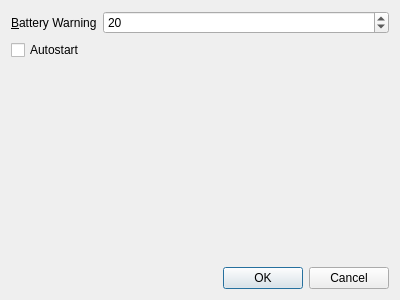
packituz16/Batery-Live, file Dialog_Settings.ui: the form before one commit.
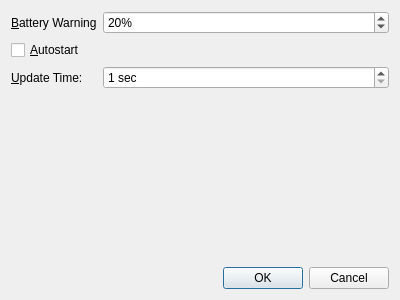
The form after the commit.

Commit message: Added options to Settings.

The edit to the form file:
```diff
--- a/Dialog_Settings.ui
+++ b/Dialog_Settings.ui
@@ -31,6 +31,9 @@
      </item>
      <item row="0" column="1">
       <widget class="QSpinBox" name="spinBox_batteryw">
+       <property name="suffix">
+        <string>%</string>
+       </property>
        <property name="maximum">
         <number>100</number>
        </property>
@@ -42,7 +45,33 @@
      <item row="1" column="0">
       <widget class="QCheckBox" name="checkBox">
        <property name="text">
-        <string>Autostart</string>
+        <string>&amp;Autostart</string>
+       </property>
+      </widget>
+     </item>
+     <item row="2" column="0">
+      <widget class="QLabel" name="label_2">
+       <property name="text">
+        <string>&amp;Update Time:</string>
+       </property>
+       <property name="buddy">
+        <cstring>spinBox</cstring>
+       </property>
+      </widget>
+     </item>
+     <item row="2" column="1">
+      <widget class="QSpinBox" name="spinBox">
+       <property name="suffix">
+        <string> sec</string>
+       </property>
+       <property name="minimum">
+        <number>1</number>
+       </property>
+       <property name="maximum">
+        <number>60</number>
+       </property>
+       <property name="singleStep">
+        <number>1</number>
        </property>
       </widget>
      </item>
```
The commit also changes 1 other file.
